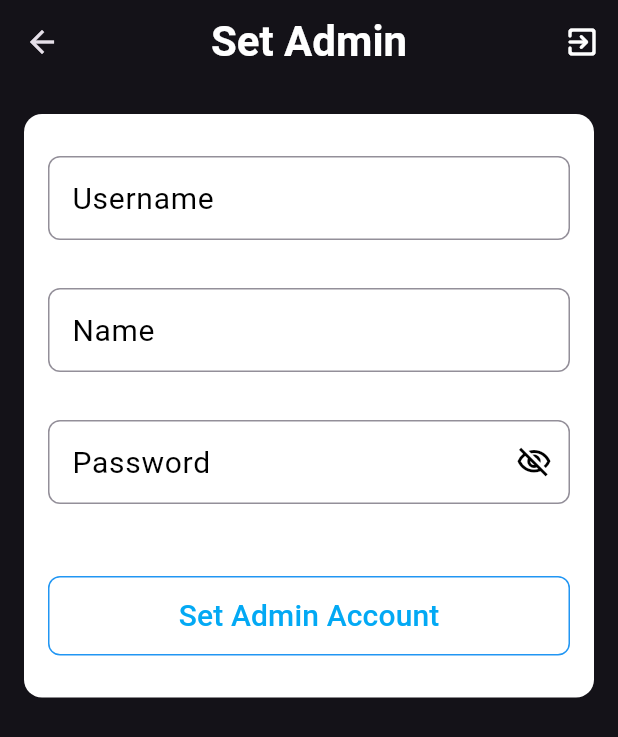
After one commit to cnmquan/musix-admin, a Flutter app: the SetAdminScreen screen opened directly, on a phone screen of 412 x 824 dp. The commit adds this screen. Shown: the top 737 px of the screen. Run offline on Flutter 3.47's test engine with Material 2 defaults, Android fonts, the phone set to English and light mode, and no system bars; our stand-ins replace dio, equatable, flutter_bloc, flutter_spinkit, get_it.

Commit message:
170723 update user manager

```diff
--- a/lib/actions/profile_event.dart
+++ b/lib/actions/profile_event.dart
@@ -5,3 +5,21 @@ abstract class ProfileEvent {
 class LoadProfilesEvent implements ProfileEvent {
   const LoadProfilesEvent();
 }
+
+class SetProfileAdminEvent implements ProfileEvent {
+  final String username;
+  final String password;
+  final String? name;
+
+  const SetProfileAdminEvent({
+    required this.username,
+    required this.password,
+    this.name,
+  });
+}
+
+class DisableProfileEvent implements ProfileEvent {
+  final String id;
+
+  const DisableProfileEvent(this.id);
+}
--- a/lib/app.dart
+++ b/lib/app.dart
@@ -27,6 +27,7 @@ class MusicAdminApp extends StatelessWidget {
         lazy: false,
         create: (context) => ProfilesBloc(
           initialState: const ProfileState(
+            key: 'Global',
             status: Status.idle,
             profiles: [],
           ),
--- a/lib/models/user.dart
+++ b/lib/models/user.dart
@@ -1,12 +1,14 @@
 import 'package:equatable/equatable.dart';
 
 class User extends Equatable {
+  final String id;
   final String username;
   final String password;
   final String token;
   final String name;
 
   const User({
+    required this.id,
     required this.username,
     required this.password,
     required this.name,
@@ -14,12 +16,14 @@ class User extends Equatable {
   });
 
   User copyWith({
+    String? id,
     String? username,
     String? password,
     String? name,
     String? token,
   }) {
     return User(
+      id: id ?? this.id,
       username: username ?? this.username,
       password: password ?? this.password,
       name: name ?? this.name,
@@ -29,6 +33,7 @@ class User extends Equatable {
 
   @override
   List<Object?> get props => [
+        id,
         username,
         password,
         name,
--- a/lib/repos/profile_repo.dart
+++ b/lib/repos/profile_repo.dart
@@ -39,4 +39,62 @@ class ProfileRepo extends InitialRepo {
       throw Exception(e.response?.data["msg"] ?? exception);
     }
   }
+
+  FutureOr<Profile> createAdmin({
+    required String token,
+    required String username,
+    required String password,
+    String? name,
+  }) async {
+    const url = '${Env.serverUrl}/auth/set-admin';
+    final data = {"username": username, "password": password, "name": name};
+
+    try {
+      final response = await dio.post(
+        url,
+        data: data,
+        options: Options(
+          headers: headerApplicationJson(token: token),
+        ),
+      );
+      final resData = response.data;
+      return Profile(
+        id: resData["data"]?["user"]?["id"],
+        username: resData["data"]?["user"]?["username"],
+        role: resData["data"]?["user"]?["role"],
+        enable: resData["data"]?["user"]?["enabled"],
+        fullName: resData["data"]?["user"]?["profile"]?["fullName"],
+      );
+    } on DioException catch (e) {
+      throw Exception(e.response?.data["msg"] ?? exception);
+    }
+  }
+
+  FutureOr<Profile> disableUser(
+    String userId,
+    String token,
+  ) async {
+    const url = '${Env.serverUrl}/profile/disable';
+    final data = {"id": userId};
+    try {
+      final response = await dio.post(
+        url,
+        data: data,
+        options: Options(
+          headers: headerApplicationJson(token: token),
+        ),
+      );
+      final resData = response.data;
+      return Profile(
+        id: resData["data"]?["user"]?["id"],
+        username: resData["data"]?["user"]?["username"],
+        role: resData["data"]?["user"]?["role"],
+        enable: resData["data"]?["user"]?["enable"],
+        fullName: resData["data"]?["user"]?["fullName"],
+        email: resData["data"]?["user"]?["email"],
+      );
+    } on DioException catch (e) {
+      throw Exception(e.response?.data["msg"] ?? exception);
+    }
+  }
 }
--- a/lib/repos/user_repo.dart
+++ b/lib/repos/user_repo.dart
@@ -17,6 +17,7 @@ class UserRepo extends InitialRepo {
       final response = await dio.post(url, data: data);
       final responseData = response.data;
       return User(
+        id: responseData["data"]?["user"]?["id"],
         username: responseData["data"]?["user"]?["username"],
         password: password,
         name: responseData["data"]?["user"]?["profile"]?["fullName"],
--- a/lib/states/profile_state.dart
+++ b/lib/states/profile_state.dart
@@ -4,22 +4,26 @@ import 'package:musix_admin/utils/utils.dart';
 import '../models/models.dart';
 
 class ProfileState extends Equatable {
+  final String key;
   final Status status;
   final List<Profile> profiles;
   final String? error;
 
   const ProfileState({
+    required this.key,
     required this.status,
     required this.profiles,
     this.error,
   });
 
   ProfileState copyWith({
+    String? key,
     Status? status,
     List<Profile>? profiles,
     String? error,
   }) {
     return ProfileState(
+      key: key ?? this.key,
       status: status ?? this.status,
       profiles: profiles ?? this.profiles,
       error: error ?? this.error,
@@ -28,6 +32,7 @@ class ProfileState extends Equatable {
 
   @override
   List<Object?> get props => [
+        key,
         status,
         profiles,
         error,
--- a/lib/views/dashboard_screen.dart
+++ b/lib/views/dashboard_screen.dart
@@ -2,7 +2,7 @@ import 'package:flutter/material.dart';
 import 'package:flutter_bloc/flutter_bloc.dart';
 import 'package:musix_admin/actions/actions.dart';
 import 'package:musix_admin/blocs/blocs.dart';
-import 'package:musix_admin/views/user_manager.dart';
+import 'package:musix_admin/views/user_manager_screen.dart';
 import 'package:musix_admin/widget/appbar.dart';
 
 class DashboardScreen extends StatelessWidget {
--- /dev/null
+++ b/lib/views/set_admin_screen.dart
@@ -0,0 +1,248 @@
+import 'package:flutter/material.dart';
+import 'package:flutter_bloc/flutter_bloc.dart';
+import 'package:flutter_spinkit/flutter_spinkit.dart';
+import 'package:musix_admin/actions/actions.dart';
+import 'package:musix_admin/blocs/profiles_bloc.dart';
+import 'package:musix_admin/states/profile_state.dart';
+import 'package:musix_admin/widget/appbar.dart';
+
+import '../utils/utils.dart';
+
+class SetAdminScreen extends StatefulWidget {
+  const SetAdminScreen({Key? key}) : super(key: key);
+
+  @override
+  State<SetAdminScreen> createState() => _SetAdminScreenState();
+}
+
+class _SetAdminScreenState extends State<SetAdminScreen> {
+  final usernameController = TextEditingController();
+  final passwordController = TextEditingController();
+  final nameController = TextEditingController();
+
+  bool obscureText = true;
+  String? error;
+
+  @override
+  void dispose() {
+    usernameController.dispose();
+    passwordController.dispose();
+    nameController.dispose();
+    super.dispose();
+  }
+
+  @override
+  Widget build(BuildContext context) {
+    return Scaffold(
+      appBar: const CustomAppbar(title: 'Set Admin'),
+      body: SafeArea(
+        child: SingleChildScrollView(
+          child: Center(
+            child: Container(
+              decoration: BoxDecoration(
+                borderRadius: BorderRadius.circular(12),
+                color: Colors.white,
+              ),
+              padding: const EdgeInsets.all(16),
+              margin: const EdgeInsets.all(16),
+              child: Column(
+                mainAxisSize: MainAxisSize.min,
+                crossAxisAlignment: CrossAxisAlignment.stretch,
+                mainAxisAlignment: MainAxisAlignment.center,
+                children: [
+                  const SizedBox(
+                    height: 12,
+                  ),
+                  TextField(
+                    controller: usernameController,
+                    style: const TextStyle(
+                      color: Colors.black,
+                      fontWeight: FontWeight.w400,
+                      fontSize: 16,
+                    ),
+                    decoration: InputDecoration(
+                      labelText: 'Username',
+                      border: OutlineInputBorder(
+                        borderRadius: BorderRadius.circular(8),
+                      ),
+                      labelStyle: const TextStyle(
+                        color: Colors.black,
+                        fontWeight: FontWeight.w400,
+                        fontSize: 20,
+                      ),
+                    ),
+                  ),
+                  const SizedBox(
+                    height: 32,
+                  ),
+                  TextField(
+                    controller: nameController,
+                    style: const TextStyle(
+                      color: Colors.black,
+                      fontWeight: FontWeight.w400,
+                      fontSize: 16,
+                    ),
+                    decoration: InputDecoration(
+                      labelText: 'Name',
+                      border: OutlineInputBorder(
+                        borderRadius: BorderRadius.circular(8),
+                      ),
+                      labelStyle: const TextStyle(
+                        color: Colors.black,
+                        fontWeight: FontWeight.w400,
+                        fontSize: 20,
+                      ),
+                    ),
+                  ),
+                  const SizedBox(
+                    height: 32,
+                  ),
+                  TextField(
+                    controller: passwordController,
+                    obscureText: obscureText,
+                    style: const TextStyle(
+                      color: Colors.black,
+                      fontWeight: FontWeight.w400,
+                      fontSize: 16,
+                    ),
+                    decoration: InputDecoration(
+                        border: OutlineInputBorder(
+                          borderRadius: BorderRadius.circular(8),
+                        ),
+                        labelText: 'Password',
+                        labelStyle: const TextStyle(
+                          color: Colors.black,
+                          fontWeight: FontWeight.w400,
+                          fontSize: 20,
+                        ),
+                        suffixIconColor: Colors.white,
+                        suffixIcon: IconButton(
+                          onPressed: () {
+                            setState(() {
+                              obscureText = !obscureText;
+                            });
+                          },
+                          icon: Icon(
+                            obscureText
+                                ? Icons.visibility_off_outlined
+                                : Icons.visibility_outlined,
+                            color: Colors.black,
+                          ),
+                        )),
+                  ),
+                  if (error != null) ...[
+                    const SizedBox(
+                      height: 12,
+                    ),
+                    Text(
+                      error!,
+                      style: const TextStyle(
+                        fontWeight: FontWeight.w500,
+                        color: Colors.redAccent,
+                        fontSize: 16,
+                      ),
+                    ),
+                    const SizedBox(
+                      height: 12,
+                    ),
+                  ] else ...[
+                    const SizedBox(
+                      height: 48,
+                    ),
+                  ],
+                  BlocListener<ProfilesBloc, ProfileState>(
+                    listenWhen: (prev, curr) => curr.key == 'SetAdmin',
+                    listener: (childContext, state) {
+                      if (state.status == Status.loading) {
+                        showDialog(
+                          context: context,
+                          barrierColor: Colors.black12,
+                          barrierDismissible: false,
+                          useRootNavigator: false,
+                          builder: (context) {
+                            return Dialog(
+                              backgroundColor: Colors.transparent,
+                              child: Padding(
+                                padding:
+                                    const EdgeInsets.symmetric(vertical: 20),
+                                child: Column(
+                                  mainAxisSize: MainAxisSize.min,
+                                  children: const [
+                                    SpinKitChasingDots(
+                                      color: Colors.white70,
+                                    ),
+                                  ],
+                                ),
+                              ),
+                            );
+                          },
+                        );
+                      } else if (state.status == Status.success) {
+                        Navigator.of(context).pop();
+                        Future.delayed(const Duration(milliseconds: 200),
+                            () => Navigator.of(context).maybePop());
+                      } else if (state.status == Status.error) {
+                        Future.delayed(const Duration(milliseconds: 100),
+                                () => Navigator.of(context).pop())
+                            .whenComplete(() => setState(() {
+                                  error = state.error ?? 'Login error!';
+                                }));
+                      }
+                    },
+                    child: const SizedBox.shrink(),
+                  ),
+                  OutlinedButton(
+                    onPressed: () {
+                      if (usernameController.text.isEmpty ||
+                          passwordController.text.isEmpty) {
+                        setState(() {
+                          error = 'Username / Password is not empty';
+                        });
+                        return;
+                      } else {
+                        setState(() {
+                          error = null;
+                        });
+                      }
+
+                      context.read<ProfilesBloc>().add(SetProfileAdminEvent(
+                            username: usernameController.text,
+                            password: passwordController.text,
+                            name: nameController.text,
+                          ));
+                    },
+                    style: ButtonStyle(
+                      side: MaterialStateProperty.all(
+                        const BorderSide(
+                          color: Colors.blue,
+                        ),
+                      ),
+                      shape: MaterialStateProperty.all(RoundedRectangleBorder(
+                        borderRadius: BorderRadius.circular(8),
+                      )),
+                      backgroundColor:
+                          MaterialStateProperty.all(Colors.white54),
+                      padding:
+                          MaterialStateProperty.all(const EdgeInsets.all(12)),
+                    ),
+                    child: const Text(
+                      'Set Admin Account',
+                      style: TextStyle(
+                        fontSize: 20,
+                        color: Colors.lightBlue,
+                        fontWeight: FontWeight.w500,
+                      ),
+                    ),
+                  ),
+                  const SizedBox(
+                    height: 12,
+                  ),
+                ],
+              ),
+            ),
+          ),
+        ),
+      ),
+    );
+  }
+}
--- a/lib/views/views.dart
+++ b/lib/views/views.dart
@@ -1,3 +1,5 @@
 export 'dashboard_screen.dart';
 export 'post_manager_screen.dart';
+export 'set_admin_screen.dart';
 export 'sign_in_screen.dart';
+export 'user_manager_screen.dart';
```
Also changed, not shown: lib/blocs/profiles_bloc.dart (+57 -1 lines), lib/views/user_manager.dart (deleted, +0 -81 lines), lib/views/user_manager_screen.dart (added, +237 -0 lines).
